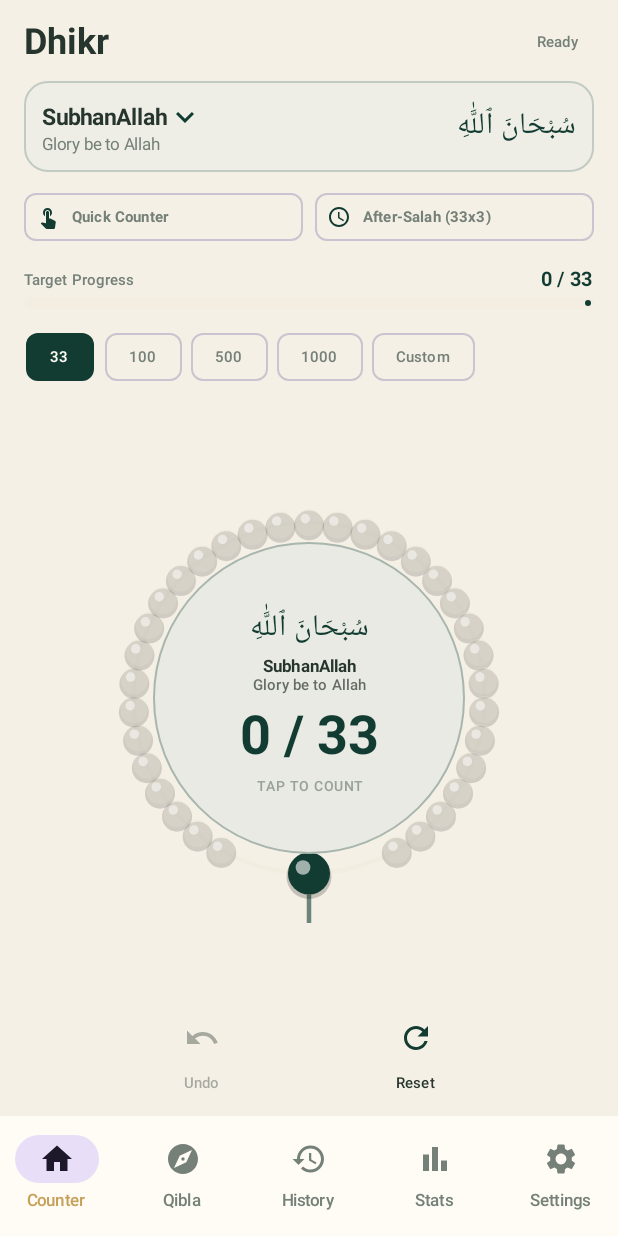
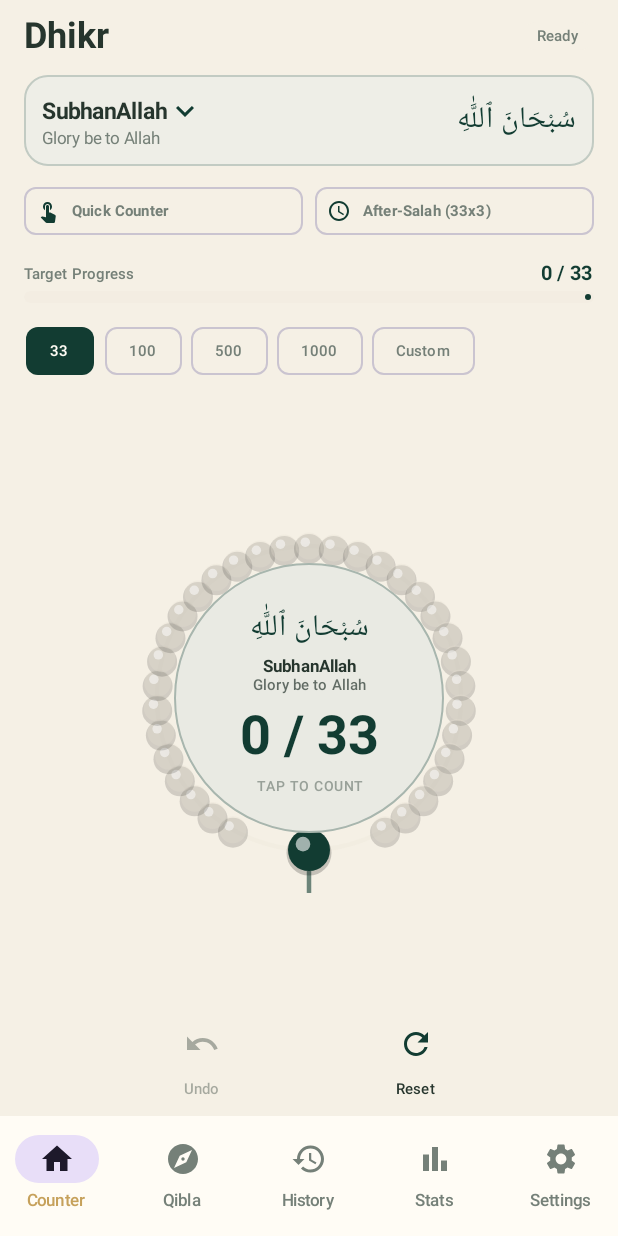
Before and after one commit to orewoleabdullah/Dhikr, an Android app built with Jetpack Compose: the screen it shows after launch (MainActivity), on a phone screen of 412 x 824 dp. Run offline under Robolectric (Android 15) with nearby library versions, the phone set to English and light mode, and no system bars; our stand-ins replace Room's generated code.

Commit message:
Make counter screen fully responsive to fit single viewport across all screen sizes and display densities without scrolling

```diff
--- a/app/src/main/java/com/abdullah/dhikr/features/counter/presentation/CounterScreen.kt
+++ b/app/src/main/java/com/abdullah/dhikr/features/counter/presentation/CounterScreen.kt
@@ -80,12 +80,11 @@ fun CounterScreen(
         }
     }
 
-    // Main layout fitted for single-screen view with scroll safety
+    // Main layout fitted for single-screen view with automatic scaling
     Column(
         modifier = Modifier
             .fillMaxSize()
-            .verticalScroll(rememberScrollState())
-            .padding(horizontal = 16.dp, vertical = 8.dp),
+            .padding(horizontal = 16.dp, vertical = 4.dp),
         horizontalAlignment = Alignment.CenterHorizontally,
         verticalArrangement = Arrangement.SpaceBetween
     ) {
@@ -561,7 +560,7 @@ fun TasbeehCircularCounter(
 
     Box(
         modifier = modifier
-            .size(300.dp)
+            .size(260.dp)
             .graphicsLayer {
                 scaleX = scale
                 scaleY = scale
@@ -671,7 +670,7 @@ fun TasbeehCircularCounter(
         }
 
         Surface(
-            modifier = Modifier.size(208.dp),
+            modifier = Modifier.size(180.dp),
             shape = CircleShape,
             color = surfaceColor,
             tonalElevation = 4.dp,
```
